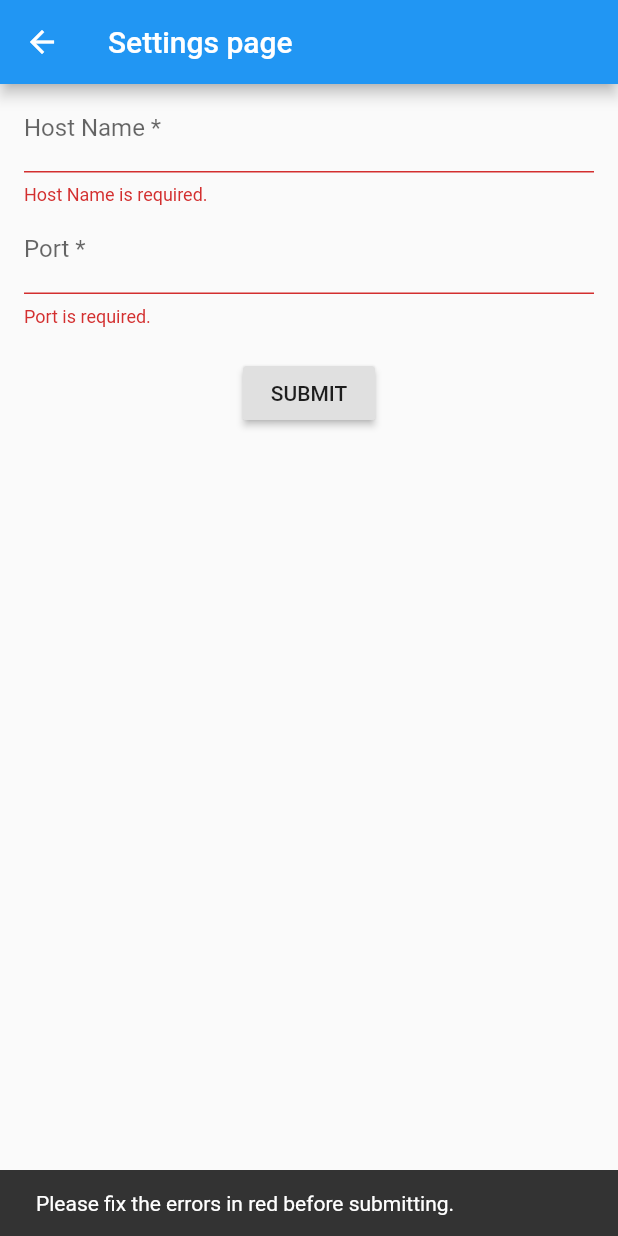
After one commit to diptanshu94/subscriber, a Flutter app: the SettingsPage screen opened by its route, after a tap on "SUBMIT", on a phone screen of 412 x 824 dp. The commit adds this screen. Run offline on Flutter 3.47's test engine with Material 2 defaults, Android fonts, the phone set to English and light mode, and no system bars.

Commit message:
Settings page created.

```diff
--- a/lib/main.dart
+++ b/lib/main.dart
@@ -1,10 +1,12 @@
 import 'package:flutter/material.dart';
+import './settings_page.dart';
 
 void main() {
   runApp(new MyApp());
 }
 
 class MyApp extends StatelessWidget {
+  static SettingsData settingsData;
   // This widget is the root of your application.
   @override
   Widget build(BuildContext context) {
@@ -23,6 +25,9 @@ class MyApp extends StatelessWidget {
         primarySwatch: Colors.blue,
       ),
       home: new MyHomePage(title: 'Flutter Demo Home Page'),
+      routes: <String, WidgetBuilder> {
+        "/settings-page": (BuildContext context) => new SettingsPage()
+      },
     );
   }
 }
@@ -46,37 +51,9 @@ class MyHomePage extends StatefulWidget {
 }
 
 class _MyHomePageState extends State<MyHomePage> {
-//  int _counter = 0;
-//
-//  void _incrementCounter() {
-//    setState(() {
-//      // This call to setState tells the Flutter framework that
-//      // something has changed in this State, which causes it to rerun
-//      // the build method below so that the display can reflect the
-//      // updated values. If we changed _counter without calling
-//      // setState(), then the build method would not be called again,
-//      // and so nothing would appear to happen.
-//      _counter++;
-//    });
-//  }
 
   void navigateToMenuSelection(String value) {
-    Navigator.of(context).push(new MaterialPageRoute<Null>(
-        builder: (BuildContext context) {
-          return new Scaffold(
-            appBar: new AppBar(title: new Text('Settings Page')),
-            body: new Center(
-              child: new FlatButton(
-                child: new Text('POP'),
-                onPressed: () {
-                  Navigator.of(context).pop();
-                },
-              ),
-            ),
-          );
-        },
-      )
-    );
+    Navigator.of(context).pushNamed(value);
   }
 
   @override
@@ -98,7 +75,7 @@ class _MyHomePageState extends State<MyHomePage> {
             onSelected: navigateToMenuSelection,
             itemBuilder: (BuildContext context) => <PopupMenuItem<String>>[
               const PopupMenuItem<String>(
-                  value: 'Settings',
+                  value: '/settings-page',
                   child: const Text('Settings')
               ),
               const PopupMenuItem<String>(
--- /dev/null
+++ b/lib/settings_page.dart
@@ -0,0 +1,110 @@
+import 'package:flutter/material.dart';
+
+class SettingsPage extends StatefulWidget {
+  const SettingsPage({ Key key }) : super(key: key);
+
+  @override
+  SettingsPageState createState() => new SettingsPageState();
+}
+
+class SettingsData {
+  String hostName;
+  String port;
+}
+
+class SettingsPageState extends State<SettingsPage> {
+  final GlobalKey<ScaffoldState> _scaffoldKey = new GlobalKey<ScaffoldState>();
+  bool _autovalidate = false;
+
+  final GlobalKey<FormState> _formKey = new GlobalKey<FormState>();
+
+  String _validateHostName(String value) {
+    if (value.isEmpty)
+      return 'Host Name is required.';
+    final RegExp validIpAddressRegex = new RegExp(r'^(([0-9]|[1-9][0-9]|1[0-9]{2}|2[0-4][0-9]|25[0-5])\.){3}([0-9]|[1-9][0-9]|1[0-9]{2}|2[0-4][0-9]|25[0-5])$');
+    final RegExp validHostnameRegex = new RegExp(r'^(([a-zA-Z0-9]|[a-zA-Z0-9][a-zA-Z0-9\-]*[a-zA-Z0-9])\.)*([A-Za-z0-9]|[A-Za-z0-9][A-Za-z0-9\-]*[A-Za-z0-9])$');
+    return null;
+  }
+
+  String _validatePort(String value) {
+    if (value.isEmpty)
+      return 'Port is required.';
+    return null;
+  }
+
+  void showInSnackBar(String value) {
+    _scaffoldKey.currentState.showSnackBar(new SnackBar(
+        content: new Text(value)
+    ));
+  }
+
+  void _handleSubmitted() {
+    _autovalidate = true;
+    final FormState form = _formKey.currentState;
+    if(!form.validate()) {
+      showInSnackBar('Please fix the errors in red before submitting.');
+    } else {
+      form.save();
+      Navigator.of(context).pop();
+    }
+  }
+
+  @override
+  Widget build(BuildContext context) {
+    return new Scaffold(
+      key: _scaffoldKey,
+      appBar: new AppBar(
+        title: const Text('Settings page'),
+      ),
+      body: new Form(
+        key: _formKey,
+        autovalidate: _autovalidate,
+        child: new ListView(
+          padding: const EdgeInsets.symmetric(horizontal: 16.0),
+          children: <Widget>[
+            new TextFormField(
+              decoration: const InputDecoration(
+                hintText: 'IP address or FQDN',
+                labelText: 'Host Name *',
+              ),
+              onSaved: (String value) {MyApp.settingsData.hostName = value;},
+              validator: _validateHostName,
+            ),
+            new TextFormField(
+              decoration: const InputDecoration(
+                labelText: 'Port *',
+              ),
+              keyboardType: TextInputType.number,
+              onSaved: (String value) {settingsData.port = value;},
+              validator: _validatePort,
+            ),
+            new Container(
+              padding: const EdgeInsets.all(20.0),
+              alignment: const FractionalOffset(0.5, 0.5),
+              child: new RaisedButton(
+                child: const Text('SUBMIT'),
+                onPressed: _handleSubmitted,
+              ),
+            )
+          ],
+        ),
+      ),
+    );
+  }
+}
+
+//class SettingsPage extends StatelessWidget {
+//  @override
+//  Widget build(BuildContext context) {
+//    return new Scaffold(
+//      appBar: new AppBar(title: new Text('Settings Page')),
+//      body: new Center(
+//        child: new FlatButton(
+//          child: new Text('POP'),
+//          onPressed: () {
+//            Navigator.of(context).pop();
+//          },
+//        ),
+//      ),
+//    );
+//  }
```
